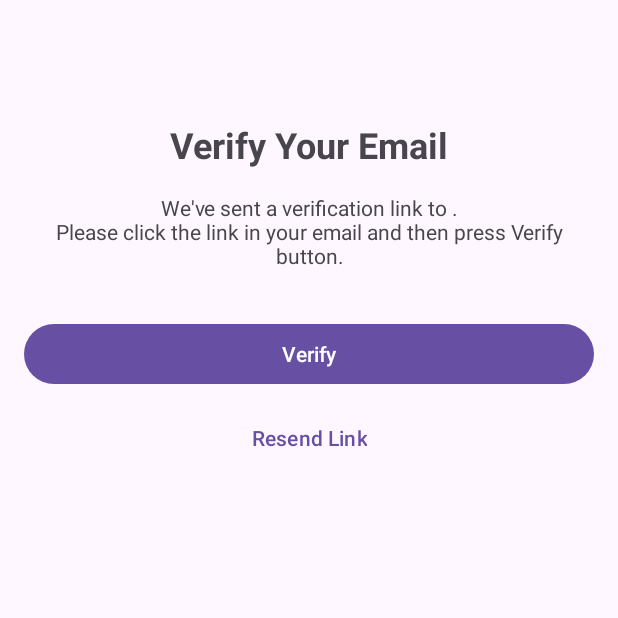
After one commit to saiful16164/Routine-App, an Android app: the VerifyEmailActivity screen opened directly, with no data from a screen before it, on a phone screen of 412 x 824 dp, the top half of it. The commit adds this screen. Run offline under Robolectric (Android 15) with nearby library versions, the phone set to English and light mode, and no system bars; our stand-ins replace Firebase (no records; nobody signed in at launch, a user with empty details on screens opened directly).

Commit message:
verification added

```diff
--- a/app/src/main/AndroidManifest.xml
+++ b/app/src/main/AndroidManifest.xml
@@ -29,6 +29,10 @@
         <activity
             android:name=".auth.RegisterActivity"
             android:exported="false" />
+
+        <activity
+            android:name=".auth.VerifyEmailActivity"
+            android:exported="false" />
     </application>
 
 </manifest>
--- /dev/null
+++ b/app/src/main/java/com/example/routine/auth/VerifyEmailActivity.kt
@@ -0,0 +1,108 @@
+package com.example.routine.auth
+
+import android.content.Intent
+import android.os.Bundle
+import android.os.Handler
+import android.os.Looper
+import android.widget.Toast
+import androidx.appcompat.app.AppCompatActivity
+import com.example.routine.MainActivity
+import com.example.routine.R
+import com.example.routine.databinding.ActivityVerifyEmailBinding
+import com.google.firebase.auth.FirebaseAuth
+import com.google.firebase.auth.ktx.auth
+import com.google.firebase.database.ktx.database
+import com.google.firebase.ktx.Firebase
+
+class VerifyEmailActivity : AppCompatActivity() {
+    private lateinit var binding: ActivityVerifyEmailBinding
+    private lateinit var auth: FirebaseAuth
+    private val handler = Handler(Looper.getMainLooper())
+    private var isCheckingVerification = false
+
+    override fun onCreate(savedInstanceState: Bundle?) {
+        super.onCreate(savedInstanceState)
+        binding = ActivityVerifyEmailBinding.inflate(layoutInflater)
+        setContentView(binding.root)
+
+        auth = Firebase.auth
+        val email = intent.getStringExtra("email") ?: ""
+        binding.descriptionText.text = getString(R.string.verification_sent_to, email)
+
+        setupClickListeners()
+        sendVerificationEmail()
+        startVerificationCheck()
+    }
+
+    private fun setupClickListeners() {
+        binding.verifyButton.setOnClickListener {
+            checkVerificationStatus()
+        }
+
+        binding.resendButton.setOnClickListener {
+            sendVerificationEmail()
+        }
+    }
+
+    private fun sendVerificationEmail() {
+        val user = auth.currentUser ?: return
+        user.sendEmailVerification()
+            .addOnCompleteListener { task ->
+                if (task.isSuccessful) {
+                    Toast.makeText(this, R.string.verification_link_sent, Toast.LENGTH_SHORT).show()
+                } else {
+                    Toast.makeText(
+                        this,
+                        getString(R.string.verification_failed, task.exception?.message),
+                        Toast.LENGTH_SHORT
+                    ).show()
+                }
+            }
+    }
+
+    private fun startVerificationCheck() {
+        isCheckingVerification = true
+        handler.postDelayed(object : Runnable {
+            override fun run() {
+                if (isCheckingVerification) {
+                    checkVerificationStatus()
+                    handler.postDelayed(this, 3000) // Check every 3 seconds
+                }
+            }
+        }, 3000)
+    }
+
+    private fun checkVerificationStatus() {
+        val user = auth.currentUser
+        user?.reload()?.addOnCompleteListener { task ->
+            if (task.isSuccessful) {
+                if (user.isEmailVerified) {
+                    isCheckingVerification = false
+                    updateUserVerificationStatus()
+                }
+            }
+        }
+    }
+
+    private fun updateUserVerificationStatus() {
+        val userId = auth.currentUser?.uid ?: return
+        Firebase.database.reference.child("users").child(userId)
+            .updateChildren(mapOf("isVerified" to true))
+            .addOnCompleteListener { task ->
+                if (task.isSuccessful) {
+                    Toast.makeText(this, R.string.verification_success, Toast.LENGTH_SHORT).show()
+                    startMainActivity()
+                }
+            }
+    }
+
+    private fun startMainActivity() {
+        startActivity(Intent(this, MainActivity::class.java))
+        finish()
+    }
+
+    override fun onDestroy() {
+        super.onDestroy()
+        isCheckingVerification = false
+    }
+}
--- a/app/src/main/java/com/example/routine/models/ClassSchedule.kt
+++ b/app/src/main/java/com/example/routine/models/ClassSchedule.kt
@@ -7,5 +7,6 @@ data class ClassSchedule(
     val room: String = "",
     val date: Long = 0,
     val startTime: Long = 0,
-    val endTime: Long = 0
+    val endTime: Long = 0,
+    val isNoClass: Boolean = false
 )
--- a/app/src/main/java/com/example/routine/models/User.kt
+++ b/app/src/main/java/com/example/routine/models/User.kt
@@ -4,7 +4,10 @@ data class User(
     val uid: String = "",
     val name: String = "",
     val email: String = "",
-    val role: String = "student" // Default role is student
+    val role: String = "student", // Default role is student
+    val isVerified: Boolean = false,
+    val verificationCode: String? = null,
+    val codeExpiry: Long = 0
 ) {
     companion object {
         const val ROLE_STUDENT = "student"
--- a/app/src/main/java/com/example/routine/ui/schedule/DailyScheduleFragment.kt
+++ b/app/src/main/java/com/example/routine/ui/schedule/DailyScheduleFragment.kt
@@ -96,6 +96,8 @@ class DailyScheduleFragment : Fragment() {
 
                     viewLifecycleOwner.lifecycleScope.launch {
                         adapter.submitList(classes)
+                        binding.noClassText.visibility = if (classes.isEmpty()) View.VISIBLE else View.GONE
+                        binding.recyclerView.visibility = if (classes.isEmpty()) View.GONE else View.VISIBLE
                     }
                 }
 
--- /dev/null
+++ b/app/src/main/res/layout/activity_verify_email.xml
@@ -0,0 +1,47 @@
+<?xml version="1.0" encoding="utf-8"?>
+<androidx.constraintlayout.widget.ConstraintLayout xmlns:android="http://schemas.android.com/apk/res/android"
+    xmlns:app="http://schemas.android.com/apk/res-auto"
+    android:layout_width="match_parent"
+    android:layout_height="match_parent"
+    android:padding="16dp">
+
+    <TextView
+        android:id="@+id/titleText"
+        android:layout_width="match_parent"
+        android:layout_height="wrap_content"
+        android:layout_marginTop="64dp"
+        android:text="@string/verify_email"
+        android:textAlignment="center"
+        android:textSize="24sp"
+        android:textStyle="bold"
+        app:layout_constraintTop_toTopOf="parent" />
+
+    <TextView
+        android:id="@+id/descriptionText"
+        android:layout_width="match_parent"
+        android:layout_height="wrap_content"
+        android:layout_marginTop="16dp"
+        android:text="@string/verification_sent"
+        android:textAlignment="center"
+        app:layout_constraintTop_toBottomOf="@id/titleText" />
+
+    <Button
+        android:id="@+id/verifyButton"
+        android:layout_width="match_parent"
+        android:layout_height="wrap_content"
+        android:layout_marginTop="32dp"
+        android:text="@string/verify"
+        app:layout_constraintTop_toBottomOf="@id/descriptionText" />
+
+    <Button
+        android:id="@+id/resendButton"
+        style="@style/Widget.Material3.Button.TextButton"
+        android:layout_width="wrap_content"
+        android:layout_height="wrap_content"
+        android:layout_marginTop="8dp"
+        android:text="@string/resend_link"
+        app:layout_constraintEnd_toEndOf="parent"
+        app:layout_constraintStart_toStartOf="parent"
+        app:layout_constraintTop_toBottomOf="@id/verifyButton" />
+
+</androidx.constraintlayout.widget.ConstraintLayout>
--- a/app/src/main/res/values/strings.xml
+++ b/app/src/main/res/values/strings.xml
@@ -38,4 +38,19 @@
     <string name="invalid_time">Invalid time selection</string>
     <string name="date">Date</string>
     <string name="select_date_first">Please select a date first</string>
+    <string name="no_class_today">No classes scheduled for today</string>
+    <string name="no_class_toggle">No Class Today</string>
+    <string name="verify_email">Verify Your Email</string>
+    <string name="verification_sent">We\'ve sent a verification code to your email address. Please enter it below.</string>
+    <string name="verification_code">Verification Code</string>
+    <string name="verify">Verify</string>
+    <string name="resend_code">Resend Code</string>
+    <string name="verification_success">Email verified successfully!</string>
+    <string name="verification_failed">Verification failed: %1$s</string>
+    <string name="code_sent">Verification code sent!</string>
+    <string name="code_expired">Verification code has expired</string>
+    <string name="invalid_code">Invalid verification code</string>
+    <string name="verification_link_sent">Verification link sent to your email!</string>
+    <string name="verification_sent_to">We\'ve sent a verification link to %1$s.\nPlease click the link in your email and then press Verify button.</string>
+    <string name="resend_link">Resend Link</string>
 </resources>
```
Also changed, not shown: app/build.gradle.kts (+13 -0 lines), app/src/main/java/com/example/routine/auth/RegisterActivity.kt (+9 -6 lines), app/src/main/java/com/example/routine/ui/schedule/EditClassDialog.kt (+27 -1 lines), app/src/main/res/layout/dialog_edit_class.xml (+15 -0 lines), app/src/main/res/layout/fragment_daily_schedule.xml (+23 -7 lines), 1 other file.
